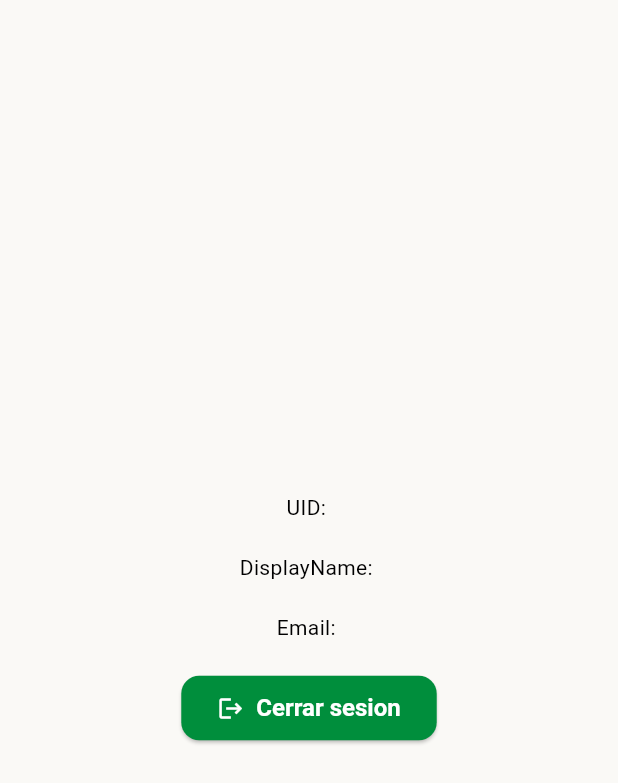
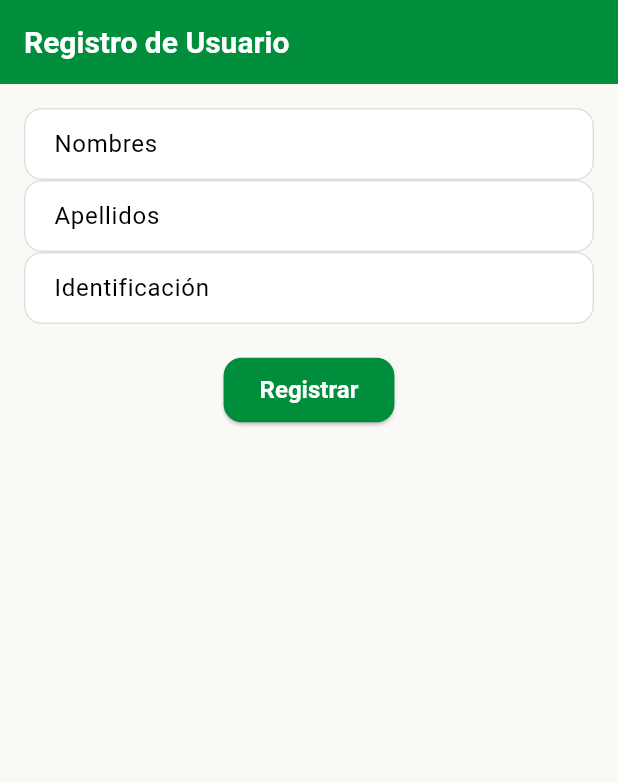
Before and after one commit to WillianAlexander/FrontEndEva, a Flutter app: the screen it shows once a user with an empty profile is signed in, on a phone screen of 412 x 824 dp. Shown: the top 783 px of the screen. Run offline on Flutter 3.47's test engine with Material 3 defaults, Android fonts, the phone set to English and light mode, and no system bars; our stand-ins replace firebase_auth, firebase_core; accounts and stored records are empty; network calls fail.

Commit message:
Correccion del servicio, implementa metodo para consultar la existencia de un usuario en la base, implementacion de routes, formulario de registro para usuarios de primer ingreso

```diff
--- a/lib/home_page.dart
+++ b/lib/home_page.dart
@@ -18,6 +18,8 @@ class HomePage extends StatelessWidget {
             SizedBox(height: 20),
             Text('Email: ${user!.email}'),
             SizedBox(height: 20),
+            Text('Usuario: ${user!.email!.split("@")[0]}'),
+            SizedBox(height: 20),
             ElevatedButton.icon(
               onPressed: () {
                 FirebaseAuth.instance.signOut();
--- a/lib/main.dart
+++ b/lib/main.dart
@@ -1,5 +1,7 @@
-import 'package:eva/home_page.dart';
 import 'package:eva/pages/login_page.dart';
+import 'package:eva/pages/main_page.dart';
+import 'package:eva/pages/register_page.dart';
+import 'package:eva/services/user_service.dart';
 import 'package:eva/theme/apptheme.dart';
 import 'package:firebase_auth/firebase_auth.dart';
 import 'package:flutter/foundation.dart';
@@ -30,28 +32,42 @@ class MyApp extends StatelessWidget {
       debugShowCheckedModeBanner: false,
       title: 'Eva - Cooperativa Gualaquiza',
       theme: AppTheme.light,
-      // home: StreamBuilder<User?>(
-      //   stream: FirebaseAuth.instance.authStateChanges(),
-      //   builder: (context, snapshot) {
-      //     if (snapshot.hasData == true) {
-      //       final user = snapshot.data;
-      //       return HomePage(user: user);
-      //     } else {
-      //       return const MyHomePage(title: 'Cooperativa Gualaquiza');
-      //     }
-      //   },
-      // ),
       home: StreamBuilder(
         stream: FirebaseAuth.instance.authStateChanges(),
         builder: (context, snapshot) {
           if (snapshot.hasData == true) {
             final user = snapshot.data;
-            return HomePage(user: user);
+            return FutureBuilder<bool>(
+              future: UserService().userExists(
+                user,
+              ), // Verifica si el usuario ya está registrado
+              builder: (context, userSnapshot) {
+                if (userSnapshot.connectionState == ConnectionState.waiting) {
+                  return const Center(child: CircularProgressIndicator());
+                } else if (userSnapshot.hasError ||
+                    userSnapshot.data == false) {
+                  // Si no está registrado, redirige al formulario de registro
+                  return RegistrationPage(user: user);
+                } else {
+                  // Si está registrado, redirige a la página principal
+                  return MainPage(user: user);
+                }
+              },
+            );
           } else {
             return LoginPage();
           }
         },
       ),
+      routes: {
+        '/main': (context) => const MainPage(), // Define la ruta para MainPage
+        '/login':
+            (context) => const LoginPage(), // Define la ruta para LoginPage
+        '/register':
+            (context) => const RegistrationPage(
+              user: null,
+            ), // Define la ruta para RegistrationPage
+      },
     );
   }
 }
--- /dev/null
+++ b/lib/pages/register_page.dart
@@ -0,0 +1,98 @@
+import 'package:flutter/material.dart';
+import 'package:firebase_auth/firebase_auth.dart';
+import 'package:eva/services/user_service.dart';
+
+class RegistrationPage extends StatefulWidget {
+  final User? user;
+
+  const RegistrationPage({super.key, required this.user});
+
+  @override
+  State<RegistrationPage> createState() => _RegistrationPageState();
+}
+
+class _RegistrationPageState extends State<RegistrationPage> {
+  final _formKey = GlobalKey<FormState>();
+  final _nombresController = TextEditingController();
+  final _apellidosController = TextEditingController();
+  final _identificacionController = TextEditingController();
+
+  @override
+  Widget build(BuildContext context) {
+    return Scaffold(
+      appBar: AppBar(title: const Text('Registro de Usuario')),
+      body: Padding(
+        padding: const EdgeInsets.all(16.0),
+        child: Form(
+          key: _formKey,
+          child: Column(
+            children: [
+              TextFormField(
+                controller: _nombresController,
+                decoration: const InputDecoration(labelText: 'Nombres'),
+                validator:
+                    (value) =>
+                        value == null || value.isEmpty
+                            ? 'Campo requerido'
+                            : null,
+              ),
+              TextFormField(
+                controller: _apellidosController,
+                decoration: const InputDecoration(labelText: 'Apellidos'),
+                validator:
+                    (value) =>
+                        value == null || value.isEmpty
+                            ? 'Campo requerido'
+                            : null,
+              ),
+              TextFormField(
+                controller: _identificacionController,
+                decoration: const InputDecoration(labelText: 'Identificación'),
+                validator:
+                    (value) =>
+                        value == null || value.isEmpty
+                            ? 'Campo requerido'
+                            : null,
+              ),
+              const SizedBox(height: 20),
+              ElevatedButton(
+                onPressed: () async {
+                  if (_formKey.currentState!.validate()) {
+                    final userService = UserService();
+                    final success = await userService.createUser(
+                      usuario: widget.user!.email!.split('@')[0],
+                      nombres: _nombresController.text,
+                      apellidos: _apellidosController.text,
+                      identificacion: _identificacionController.text,
+                      correo: widget.user!.email!,
+                      password:
+                          '1234567', // Puedes generar una contraseña segura
+                    );
+
+                    if (success) {
+                      if (!context.mounted) return;
+                      ScaffoldMessenger.of(context).showSnackBar(
+                        const SnackBar(
+                          content: Text('Usuario registrado con éxito'),
+                        ),
+                      );
+                      Navigator.pushReplacementNamed(context, '/main');
+                    } else {
+                      if (!context.mounted) return;
+                      ScaffoldMessenger.of(context).showSnackBar(
+                        const SnackBar(
+                          content: Text('Error al registrar usuario'),
+                        ),
+                      );
+                    }
+                  }
+                },
+                child: const Text('Registrar'),
+              ),
+            ],
+          ),
+        ),
+      ),
+    );
+  }
+}
--- /dev/null
+++ b/lib/services/user_service.dart
@@ -0,0 +1,88 @@
+import 'dart:convert';
+import 'package:firebase_auth/firebase_auth.dart';
+import 'package:http/http.dart' as http;
+
+class UserService {
+  //final String baseUrl = 'http://10.0.2.2:3000'; // cambia por tu base real
+  final String baseUrl = 'http://192.168.0.128:3000';
+  // Future<Map<String, dynamic>> parseUser(User? user) async {
+  //   final String nombres = user!.displayName!.split(" ").take(2).join(' ');
+  //   final String apellidos = user.displayName!.split(" ").sublist(2).join(' ');
+  //   final String correo = user.email!;
+  //   final String usuario = user.email!.split("@")[0];
+  //   return {
+  //     'usuario': usuario,
+  //     'nombres': nombres,
+  //     'apellidos': apellidos,
+  //     'correo': correo,
+  //     'identificacion': '1400960850',
+  //     'password': '1234567',
+  //     'activo': true,
+  //   };
+  // }
+
+  Future<bool> createUser({
+    required String usuario,
+    required String nombres,
+    required String apellidos,
+    required String identificacion,
+    required String correo,
+    required String password,
+    bool? activo = true,
+  }) async {
+    final url = Uri.parse('$baseUrl/usuarios');
+
+    final response = await http.post(
+      url,
+      headers: {'Content-Type': 'application/json'},
+      body: jsonEncode({
+        'usuario': usuario,
+        'nombres': nombres,
+        'apellidos': apellidos,
+        'correo': correo,
+        'identificacion': identificacion,
+        'password': password,
+        'activo': activo,
+      }),
+    );
+
+    if (response.statusCode == 201 || response.statusCode == 200) {
+      print('Usuario creado correctamente');
+      return true;
+    } else {
+      print('Error al crear usuario: ${response.body}');
+      return false;
+    }
+  }
+
+  Future<bool> userExists(User? user) async {
+    try {
+      final usuario = user!.email!.split("@")[0];
+
+      final url = Uri.parse('$baseUrl/usuarios/${usuario.toUpperCase()}');
+
+      final response = await http.get(
+        url,
+        headers: {'Content-Type': 'application/json'},
+      );
+
+      if (response.statusCode == 201 || response.statusCode == 200) {
+        if (response.body.isEmpty) {
+          print(
+            'Respuesta exitosa: ${response.statusCode} \n Usuario no encontrado! ==> ${response.body}',
+          );
+          return false;
+        }
+
+        print('El usuario ya existe! ==> ${response.body}');
+        return true;
+      } else {
+        print('Usuario no existe: ${response.body}');
+        return false;
+      }
+    } catch (e) {
+      print('Error al verificar existencia de usuario: $e');
+      return false;
+    }
+  }
+}
--- a/lib/theme/apptheme.dart
+++ b/lib/theme/apptheme.dart
@@ -84,6 +84,7 @@ class AppTheme {
       ),
       colorScheme: const ColorScheme.light(
         primary: primaryColor,
+        primaryFixed: primaryMedium,
         secondary: accentYellow,
         background: background,
         surface: surface,
--- a/pubspec.yaml
+++ b/pubspec.yaml
@@ -38,6 +38,7 @@ dependencies:
   firebase_auth:
   provider:
   font_awesome_flutter:
+  http:
 
 dev_dependencies:
   flutter_test:
```
Also changed, not shown: lib/pages/login_page.dart (+0 -39 lines), lib/pages/main_page.dart (added, +56 -0 lines), pubspec.lock.
